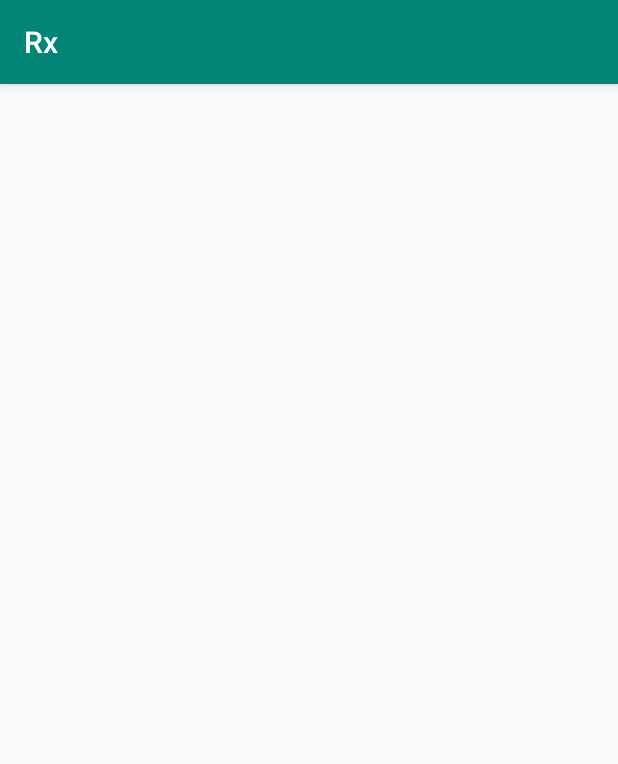
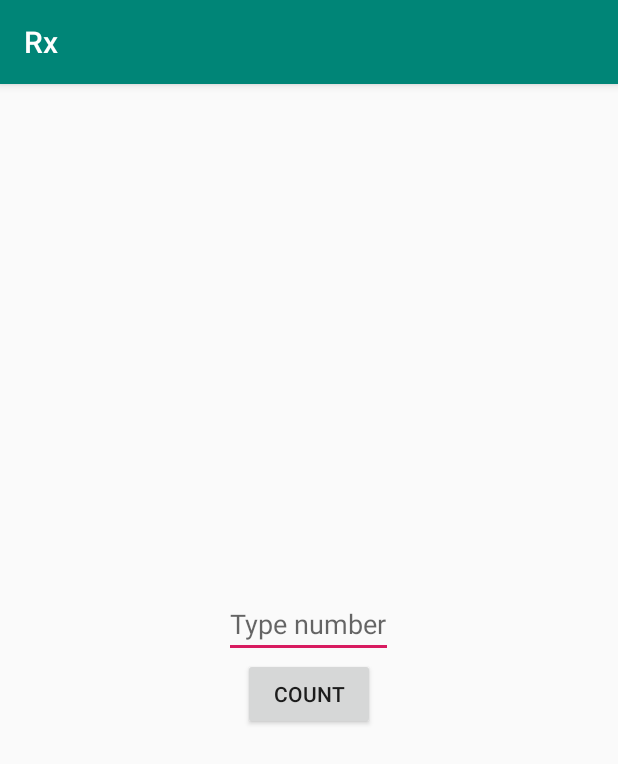
Before and after one commit to kustraslawomir/Rx, an Android app: the SecondChapter screen opened directly, with no data from a screen before it, on a phone screen of 412 x 824 dp. Shown: the top 764 px of the screen. Run offline under Robolectric (Android 15) with nearby library versions, the phone set to English and light mode, and no system bars; our stand-ins replace RxJava.

Commit message:
calculator impl

```diff
--- a/app/src/main/java/slawomir/kustra/rx/chapters/second/SecondChapter.kt
+++ b/app/src/main/java/slawomir/kustra/rx/chapters/second/SecondChapter.kt
@@ -2,7 +2,9 @@ package slawomir.kustra.rx.chapters.second
 
 import android.support.v7.app.AppCompatActivity
 import android.os.Bundle
+import kotlinx.android.synthetic.main.activity_second_chapter.*
 import slawomir.kustra.rx.R
+import slawomir.kustra.rx.chapters.second.calculator.ReactiveCalculator
 import slawomir.kustra.rx.isEven
 import kotlin.random.Random
 
@@ -24,6 +26,12 @@ class SecondChapter : AppCompatActivity() {
         validateNumber(5) { x: Int -> x.isEven() }
 
         validateNumberWithInlineFun(6) { x: Int -> x.isEven() }
+
+        val reactiveCalculator = ReactiveCalculator(5, 10)
+
+        count.setOnClickListener {
+            reactiveCalculator.handleInput(input.text.toString())
+        }
     }
 
     /*
--- a/app/src/main/res/layout/activity_second_chapter.xml
+++ b/app/src/main/res/layout/activity_second_chapter.xml
@@ -1,10 +1,24 @@
 <?xml version="1.0" encoding="utf-8"?>
-<android.support.constraint.ConstraintLayout
+<LinearLayout
         xmlns:android="http://schemas.android.com/apk/res/android"
         xmlns:tools="http://schemas.android.com/tools"
-        xmlns:app="http://schemas.android.com/apk/res-auto"
+        android:orientation="vertical"
         android:layout_width="match_parent"
         android:layout_height="match_parent"
+        android:gravity="center"
         tools:context=".chapters.second.SecondChapter">
 
-</android.support.constraint.ConstraintLayout>
+
+    <EditText
+            android:id="@+id/input"
+            android:inputType="number"
+            android:hint="Type number"
+            android:layout_width="wrap_content"
+            android:layout_height="wrap_content"/>
+
+    <Button
+            android:id="@+id/count"
+            android:text="Count"
+            android:layout_width="wrap_content"
+            android:layout_height="wrap_content"/>
+</LinearLayout>
```
